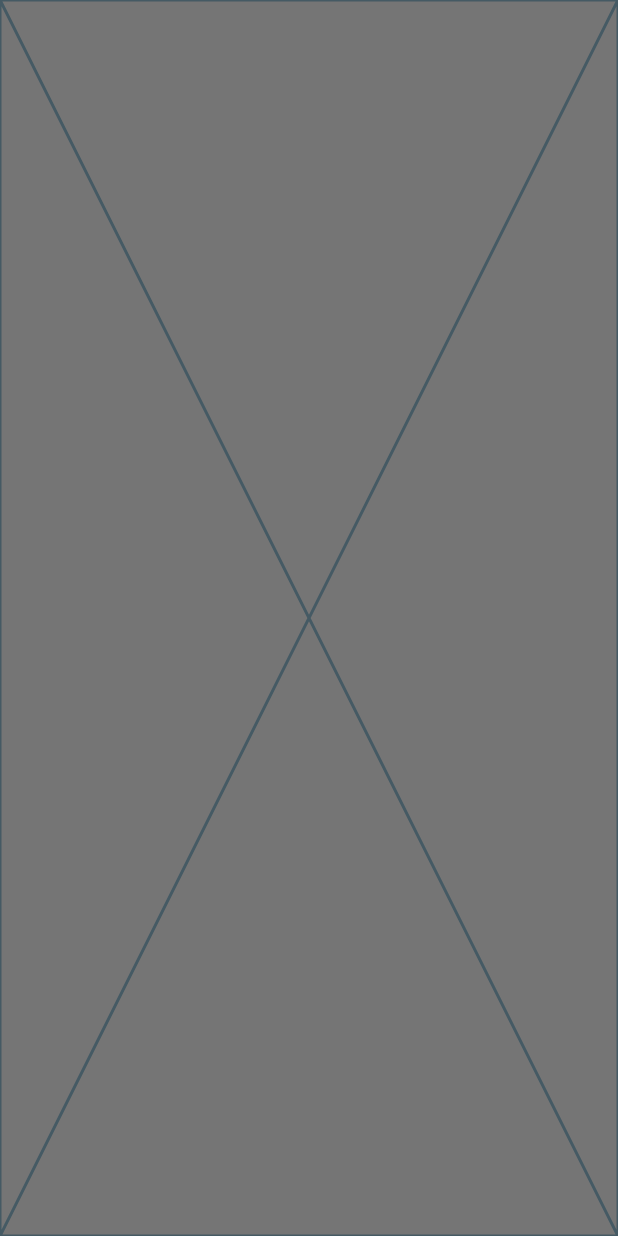
After one commit to hebamahdy/notes_app, a Flutter app: the screen it shows after launch, after a tap on "Flutter Tips", on a phone screen of 412 x 824 dp. The commit adds this screen. Run offline on Flutter 3.47's test engine with Material 2 defaults, Android fonts, the phone set to English and light mode, and no system bars; our stand-ins replace font_awesome_flutter.

Commit message:
create edit note view

```diff
--- /dev/null
+++ b/lib/views/edit_note_view.dart
@@ -0,0 +1,13 @@
+import 'package:flutter/material.dart';
+import 'package:notes/widgets/edit_note_view_body.dart';
+
+class EditNoteView extends StatelessWidget {
+  const EditNoteView({super.key});
+
+  @override
+  Widget build(BuildContext context) {
+    return Scaffold(
+      body: EditNoteViewBody(),
+    );
+  }
+}
--- a/lib/widgets/custom_note_item.dart
+++ b/lib/widgets/custom_note_item.dart
@@ -1,12 +1,19 @@
 import 'package:flutter/material.dart';
 import 'package:font_awesome_flutter/font_awesome_flutter.dart';
+import 'package:notes/views/edit_note_view.dart';
 
 class NotesItem extends StatelessWidget {
   const NotesItem({super.key});
 
   @override
   Widget build(BuildContext context) {
-    return Container(
+    return GestureDetector(
+      onTap: (){
+        Navigator.push(context, MaterialPageRoute(builder: (context){
+          return const EditNoteView();
+        }));
+      },
+      child: Container(
         padding: const EdgeInsets.only(top: 24,bottom: 24,left: 16,),
         decoration: BoxDecoration(
             borderRadius: BorderRadius.circular(16), color: const Color(0xffFFCC80)),
@@ -41,6 +48,7 @@ class NotesItem extends StatelessWidget {
             ),
           ],
         ),
+      ),
     );
   }
 }
--- /dev/null
+++ b/lib/widgets/edit_note_view_body.dart
@@ -0,0 +1,10 @@
+import 'package:flutter/material.dart';
+
+class EditNoteViewBody extends StatelessWidget {
+  const EditNoteViewBody({super.key});
+
+  @override
+  Widget build(BuildContext context) {
+    return const Placeholder();
+  }
+}
```
Lines whose indentation alone changed are shown as unchanged.
